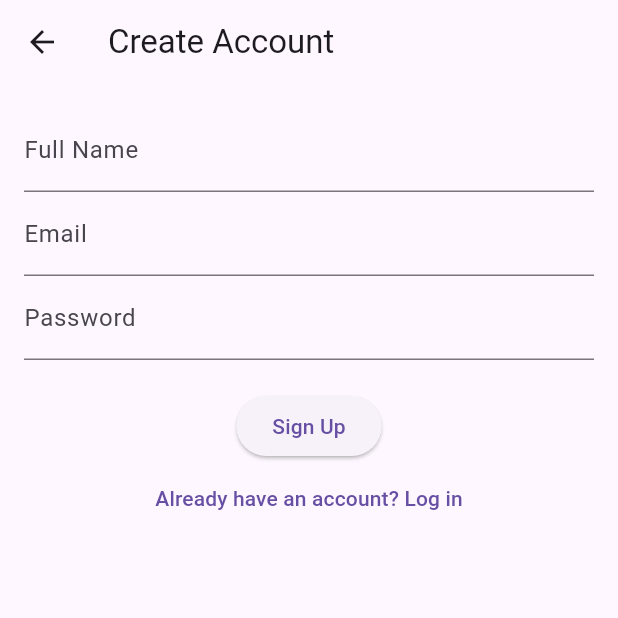
After one commit to ThomasSchiolerH/Dust-Allergy-App, a Flutter app: the screen it shows after launch, after a tap on "Don't have an account? Sign up", on a phone screen of 412 x 824 dp, the top half of it. The commit adds this screen. Run offline on Flutter 3.47's test engine with Material 3 defaults, Android fonts, the light colour scheme and no system bars; our stand-ins replace cloud_firestore, firebase_auth, firebase_core, google_sign_in; accounts and stored records are empty; network calls fail.

Commit message:
login and sign up working

```diff
--- a/dust_allergy_app/lib/main.dart
+++ b/dust_allergy_app/lib/main.dart
@@ -11,7 +11,7 @@ void main() async {
   await Firebase.initializeApp(
     options: DefaultFirebaseOptions.currentPlatform,
   );
-  // await FirebaseAuth.instance.signOut(); // <-- TEMPORARY RESET
+  await FirebaseAuth.instance.signOut(); // <-- TEMPORARY RESET
   runApp(const MyApp());
 }
 
--- a/dust_allergy_app/lib/screens/login_screen.dart
+++ b/dust_allergy_app/lib/screens/login_screen.dart
@@ -1,6 +1,8 @@
 import 'package:flutter/material.dart';
 import '../services/auth_service.dart';
 import '../widgets/bottom_nav_wrapper.dart';
+import '../services/firestore_service.dart';
+import 'signup_screen.dart';
 
 class LoginScreen extends StatefulWidget {
   const LoginScreen({super.key});
@@ -14,24 +16,54 @@ class _LoginScreenState extends State<LoginScreen> {
   final TextEditingController _emailController = TextEditingController();
   final TextEditingController _passwordController = TextEditingController();
 
-  void _registerWithEmail() async {
+  void _loginWithEmail() async {
+    final email = _emailController.text.trim();
+    final password = _passwordController.text;
+
+    if (email.isEmpty || password.isEmpty) {
+      _showError('Please enter both email and password.');
+      return;
+    }
+
     try {
-      await _authService.registerWithEmail(
-        email: _emailController.text.trim(),
-        password: _passwordController.text,
+      final credential = await _authService.signInWithEmail(
+        email: email,
+        password: password,
       );
+
+      await FirestoreService().createUserProfile(
+        userId: credential.user!.uid,
+        email: credential.user!.email,
+        name: credential.user!.displayName,
+      );
+
       _navigateToApp();
     } catch (e) {
       _showError(e.toString());
     }
   }
 
-  void _loginWithEmail() async {
+  void _registerWithEmail() async {
+    final email = _emailController.text.trim();
+    final password = _passwordController.text;
+
+    if (email.isEmpty || password.isEmpty) {
+      _showError('Please enter both email and password.');
+      return;
+    }
+
     try {
-      await _authService.signInWithEmail(
-        email: _emailController.text.trim(),
-        password: _passwordController.text,
+      final credential = await _authService.registerWithEmail(
+        email: email,
+        password: password,
       );
+
+      await FirestoreService().createUserProfile(
+        userId: credential.user!.uid,
+        email: credential.user!.email,
+        name: credential.user!.displayName,
+      );
+
       _navigateToApp();
     } catch (e) {
       _showError(e.toString());
@@ -39,11 +71,16 @@ class _LoginScreenState extends State<LoginScreen> {
   }
 
   void _loginWithGoogle() async {
-    try {
-      await _authService.signInWithGoogle();
+    final credential = await _authService.signInWithGoogle();
+    if (credential != null) {
+      await FirestoreService().createUserProfile(
+        userId: credential.user!.uid,
+        email: credential.user!.email,
+        name: credential.user!.displayName,
+      );
       _navigateToApp();
-    } catch (e) {
-      _showError(e.toString());
+    } else {
+      _showError('Google sign-in failed');
     }
   }
 
@@ -57,6 +94,31 @@ class _LoginScreenState extends State<LoginScreen> {
   void _showError(String message) {
     ScaffoldMessenger.of(context)
         .showSnackBar(SnackBar(content: Text(message)));
+  }
+
+  Widget _buildGoogleButton() {
+    return ElevatedButton.icon(
+      icon: Image.asset(
+        'assets/images/google_icon.png',
+        height: 20,
+        width: 20,
+      ),
+      label: const Text(
+        'Sign in with Google',
+        style: TextStyle(color: Colors.black87),
+      ),
+      style: ElevatedButton.styleFrom(
+        elevation: 2,
+        backgroundColor: Colors.white,
+        foregroundColor: Colors.black,
+        minimumSize: const Size(double.infinity, 48),
+        shape: RoundedRectangleBorder(
+          borderRadius: BorderRadius.circular(24),
+          side: const BorderSide(color: Colors.grey),
+        ),
+      ),
+      onPressed: _loginWithGoogle,
+    );
   }
 
   @override
@@ -79,29 +141,33 @@ class _LoginScreenState extends State<LoginScreen> {
             const SizedBox(height: 16),
             ElevatedButton(
               onPressed: _loginWithEmail,
-              child: const Text('Login with Email'),
-            ),
-            Card(
-              elevation: 5,
-              shape: RoundedRectangleBorder(
-                borderRadius: BorderRadius.circular(10),
+              style: ElevatedButton.styleFrom(
+                elevation: 2,
+                backgroundColor: Colors.blue.shade600,
+                foregroundColor: Colors.white,
+                minimumSize: const Size(double.infinity, 48),
+                shape: RoundedRectangleBorder(
+                  borderRadius: BorderRadius.circular(24),
+                ),
               ),
-              child: IconButton(
-                iconSize: 40,
-                icon: Image.asset('assets/images/google_icon.png'),
-                onPressed: () async {
-                  final credential = await _authService.signInWithGoogle();
-                  if (credential != null) {
-                    _navigateToApp();
-                  } else {
-                    _showError('Google sign-in failed');
-                  }
-                },
+              child: const Text(
+                'Login with Email',
+                style: TextStyle(fontSize: 16),
               ),
             ),
-            ElevatedButton(
-              onPressed: _registerWithEmail,
-              child: const Text('Register with Email'),
+            const SizedBox(height: 16),
+            _buildGoogleButton(),
+            TextButton(
+              onPressed: () {
+                Navigator.push(
+                  context,
+                  MaterialPageRoute(builder: (_) => const SignupScreen()),
+                );
+              },
+              child: const Text(
+                "Don't have an account? Sign up",
+                style: TextStyle(color: Colors.blue),
+              ),
             ),
           ],
         ),
--- /dev/null
+++ b/dust_allergy_app/lib/screens/signup_screen.dart
@@ -0,0 +1,90 @@
+import 'package:flutter/material.dart';
+import 'package:firebase_auth/firebase_auth.dart';
+import '../services/auth_service.dart';
+import '../services/firestore_service.dart';
+import '../widgets/bottom_nav_wrapper.dart';
+
+class SignupScreen extends StatefulWidget {
+  const SignupScreen({super.key});
+
+  @override
+  State<SignupScreen> createState() => _SignupScreenState();
+}
+
+class _SignupScreenState extends State<SignupScreen> {
+  final AuthService _authService = AuthService();
+  final TextEditingController _nameController = TextEditingController();
+  final TextEditingController _emailController = TextEditingController();
+  final TextEditingController _passwordController = TextEditingController();
+
+  void _register() async {
+    final name = _nameController.text.trim();
+    final email = _emailController.text.trim();
+    final password = _passwordController.text;
+
+    if (name.isEmpty || email.isEmpty || password.isEmpty) {
+      _showError('Please fill in all fields.');
+      return;
+    }
+
+    try {
+      final credential = await _authService.registerWithEmail(
+        email: email,
+        password: password,
+      );
+
+      await FirestoreService().createUserProfile(
+        userId: credential.user!.uid,
+        email: email,
+        name: name,
+      );
+
+      Navigator.pushReplacement(
+        context,
+        MaterialPageRoute(builder: (_) => const BottomNavWrapper()),
+      );
+    } catch (e) {
+      _showError(e.toString());
+    }
+  }
+
+  void _showError(String msg) {
+    ScaffoldMessenger.of(context).showSnackBar(SnackBar(content: Text(msg)));
+  }
+
+  @override
+  Widget build(BuildContext context) {
+    return Scaffold(
+      appBar: AppBar(title: const Text('Create Account')),
+      body: Padding(
+        padding: const EdgeInsets.all(16),
+        child: Column(
+          children: [
+            TextField(
+              controller: _nameController,
+              decoration: const InputDecoration(labelText: 'Full Name'),
+            ),
+            TextField(
+              controller: _emailController,
+              decoration: const InputDecoration(labelText: 'Email'),
+            ),
+            TextField(
+              controller: _passwordController,
+              obscureText: true,
+              decoration: const InputDecoration(labelText: 'Password'),
+            ),
+            const SizedBox(height: 20),
+            ElevatedButton(
+              onPressed: _register,
+              child: const Text('Sign Up'),
+            ),
+            TextButton(
+              onPressed: () => Navigator.pop(context),
+              child: const Text('Already have an account? Log in'),
+            ),
+          ],
+        ),
+      ),
+    );
+  }
+}
--- a/dust_allergy_app/lib/services/firestore_service.dart
+++ b/dust_allergy_app/lib/services/firestore_service.dart
@@ -22,4 +22,24 @@ class FirestoreService {
         .add(entry.toMap());
   }
 
+  Future<void> createUserProfile({
+    required String userId,
+    required String? email,
+    required String? name,
+  }) async {
+    final userDoc = _db.collection('users').doc(userId);
+
+    final docSnapshot = await userDoc.get();
+    if (!docSnapshot.exists) {
+      await userDoc.set({
+        'profile': {
+          'name': name ?? '',
+          'email': email ?? '',
+          'allergySeverity': '',
+          'otherPreferences': {},
+        },
+      });
+    }
+  }
+
 }
```
